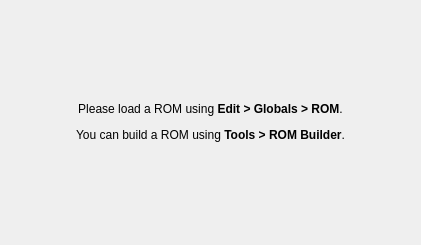
Before: the Qt Designer form rom/romwidget.ui in nirjacobson/Chromasound-Studio, drawn with Qt 5.
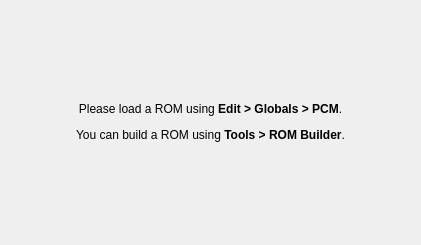
After: the same form once the commit is applied.

Patch:
```diff
--- a/rom/romwidget.ui
+++ b/rom/romwidget.ui
@@ -21,7 +21,7 @@
        <item row="0" column="0">
         <widget class="QLabel" name="label_2">
          <property name="text">
-          <string>&lt;html&gt;&lt;head/&gt;&lt;body&gt;&lt;p&gt;Please load a ROM using &lt;span style=&quot; font-weight:700;&quot;&gt;Edit &amp;gt; Globals &amp;gt; ROM&lt;/span&gt;.&lt;/p&gt;&lt;p&gt;You can build a ROM using &lt;span style=&quot; font-weight:700;&quot;&gt;Tools &amp;gt; ROM Builder&lt;/span&gt;.&lt;/p&gt;&lt;/body&gt;&lt;/html&gt;</string>
+          <string>&lt;html&gt;&lt;head/&gt;&lt;body&gt;&lt;p&gt;Please load a ROM using &lt;span style=&quot; font-weight:700;&quot;&gt;Edit &amp;gt; Globals &amp;gt; PCM&lt;/span&gt;.&lt;/p&gt;&lt;p&gt;You can build a ROM using &lt;span style=&quot; font-weight:700;&quot;&gt;Tools &amp;gt; ROM Builder&lt;/span&gt;.&lt;/p&gt;&lt;/body&gt;&lt;/html&gt;</string>
          </property>
          <property name="alignment">
           <set>Qt::AlignmentFlag::AlignCenter</set>
```
